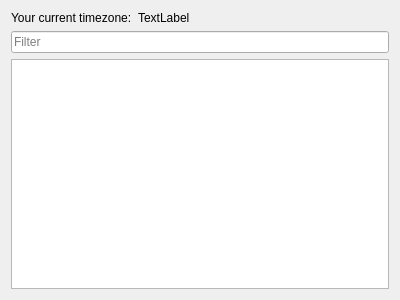
The window that lxqt-admin-time/timezone.ui (lxqt/lxqt-admin) describes before a commit, drawn with Qt 5.
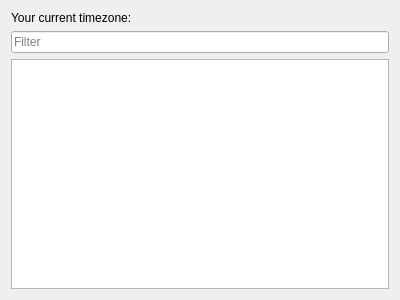
The same window after the commit.

Commit message:
timezone.ui: remove extronous text from label
The actual label text actually got set on the code.

The edit to the form file:
```diff
--- a/lxqt-admin-time/timezone.ui
+++ b/lxqt-admin-time/timezone.ui
@@ -22,9 +22,6 @@
      </item>
      <item row="0" column="1">
       <widget class="QLabel" name="label_timezone">
-       <property name="text">
-        <string>TextLabel</string>
-       </property>
       </widget>
      </item>
     </layout>
```
